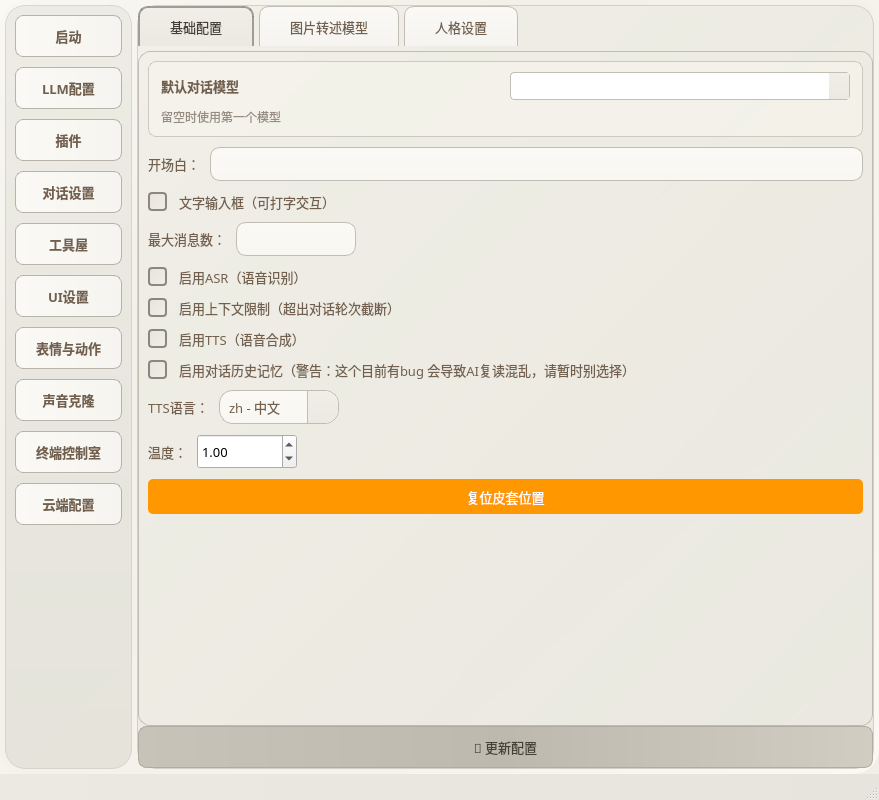
Before: the Qt Designer form live-2d/test222.ui in morettt/my-neuro, drawn with Qt 5.
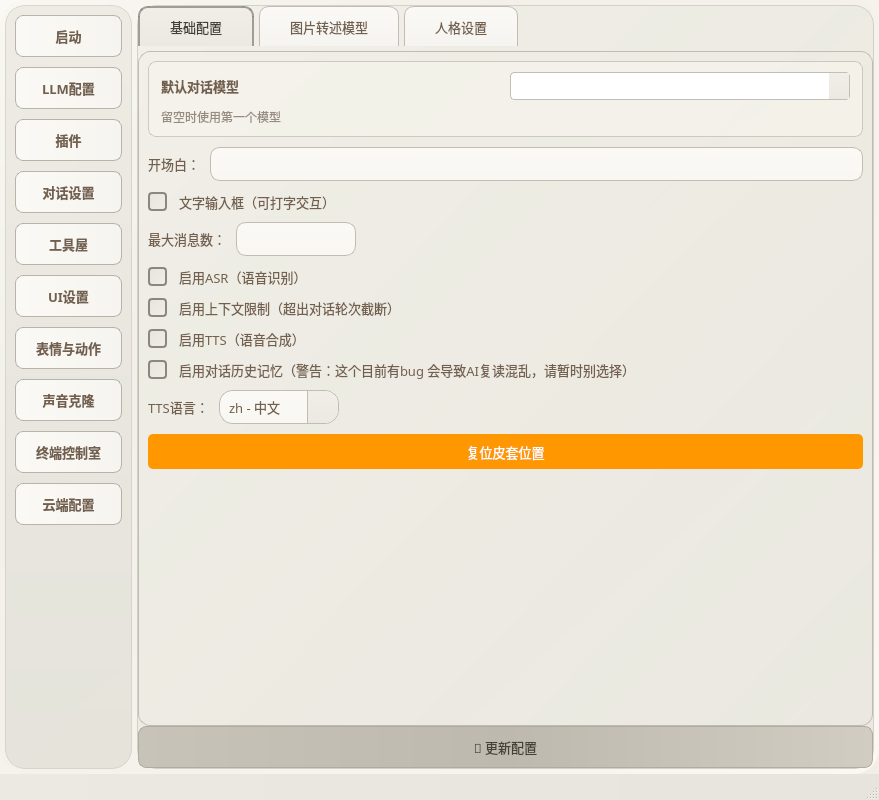
After: the same form once the commit is applied. The open tabs and pages were chosen to show the change.

Commit message: Remove duplicate temperature control

```diff
--- a/live-2d/test222.ui
+++ b/live-2d/test222.ui
@@ -2110,73 +2110,7 @@
                    </item>
                   </layout>
                  </item>
-                 <item>
-                  <layout class="QHBoxLayout" name="horizontalLayout_temperature">
-                   <item>
-                    <widget class="QLabel" name="label_temperature">
-                     <property name="font">
-                      <font>
-                       <family>微软雅黑</family>
-                       <pointsize>10</pointsize>
-                      </font>
-                     </property>
-                     <property name="text">
-                      <string>温度：</string>
-                     </property>
-                    </widget>
-                   </item>
-                   <item>
-                    <widget class="QDoubleSpinBox" name="doubleSpinBox_temperature">
-                     <property name="minimumSize">
-                      <size>
-                       <width>100</width>
-                       <height>35</height>
-                      </size>
-                     </property>
-                     <property name="maximumSize">
-                      <size>
-                       <width>120</width>
-                       <height>16777215</height>
-                      </size>
-                     </property>
-                     <property name="font">
-                      <font>
-                       <family>微软雅黑</family>
-                       <pointsize>10</pointsize>
-                      </font>
-                     </property>
-                     <property name="buttonSymbols">
-                      <enum>QAbstractSpinBox::UpDownArrows</enum>
-                     </property>
-                     <property name="minimum">
-                      <double>0.100000000000000</double>
-                     </property>
-                     <property name="maximum">
-                      <double>2.000000000000000</double>
-                     </property>
-                     <property name="singleStep">
-                      <double>0.100000000000000</double>
-                     </property>
-                     <property name="value">
-                      <double>1.000000000000000</double>
-                     </property>
-                    </widget>
-                   </item>
-                   <item>
-                    <spacer name="horizontalSpacer_temperature">
-                     <property name="orientation">
-                      <enum>Qt::Horizontal</enum>
-                     </property>
-                     <property name="sizeHint" stdset="0">
-                      <size>
-                       <width>40</width>
-                       <height>20</height>
-                      </size>
-                     </property>
-                    </spacer>
-                   </item>
-                  </layout>
-                 </item>
+                 
                  <item>
                   <widget class="QPushButton" name="pushButton_reset_model_position">
                    <property name="sizePolicy">
```
